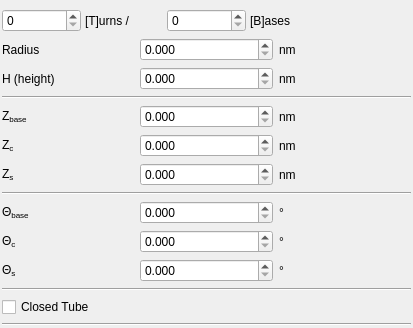
First picture: the form in ui/config.ui, repository NATuG3/NATuG3, before the edit.
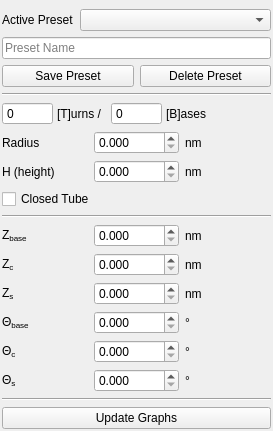
Second picture: the form after the edit.

```diff
--- a/ui/config.ui
+++ b/ui/config.ui
@@ -6,8 +6,8 @@
    <rect>
     <x>0</x>
     <y>0</y>
-    <width>413</width>
-    <height>306</height>
+    <width>273</width>
+    <height>413</height>
    </rect>
   </property>
   <property name="windowTitle">
@@ -26,20 +26,27 @@
    <property name="bottomMargin">
     <number>2</number>
    </property>
-   <item row="7" column="1">
-    <widget class="QLabel" name="label_16">
-     <property name="toolTip">
-      <string extracomment="The vertical height between two NEMids on different helices of the same double helix"/>
+   <item row="17" column="1">
+    <widget class="QLabel" name="label_18">
+     <property name="statusTip">
+      <string>The angle about the helix axis between two NEMids on different helices of a double helix</string>
      </property>
+     <property name="text">
+      <string>Θ&lt;sub&gt;s&lt;/sub&gt;</string>
+     </property>
+    </widget>
+   </item>
+   <item row="11" column="1">
+    <widget class="QLabel" name="label_8">
      <property name="statusTip">
       <string>The vertical height between two NEMids on different helices of the same double helix</string>
      </property>
      <property name="text">
-      <string>Z&lt;sub&gt;s&lt;/sub&gt;</string>
+      <string>&lt;html&gt;&lt;head/&gt;&lt;body&gt;&lt;p&gt;Z&lt;span style=&quot; vertical-align:sub;&quot;&gt;base&lt;/span&gt;&lt;/p&gt;&lt;/body&gt;&lt;/html&gt;</string>
      </property>
     </widget>
    </item>
-   <item row="1" column="1" colspan="3">
+   <item row="6" column="1" colspan="3">
     <layout class="QHBoxLayout" name="horizontalLayout_2">
      <property name="spacing">
       <number>4</number>
@@ -49,6 +56,12 @@
        <property name="statusTip">
         <string/>
        </property>
+       <property name="buttonSymbols">
+        <enum>QAbstractSpinBox::NoButtons</enum>
+       </property>
+       <property name="displayIntegerBase">
+        <number>10</number>
+       </property>
       </widget>
      </item>
      <item>
@@ -65,7 +78,11 @@
       </widget>
      </item>
      <item>
-      <widget class="QSpinBox" name="spinBox_2"/>
+      <widget class="QSpinBox" name="spinBox_2">
+       <property name="buttonSymbols">
+        <enum>QAbstractSpinBox::NoButtons</enum>
+       </property>
+      </widget>
      </item>
      <item>
       <widget class="QLabel" name="label_5">
@@ -89,17 +106,7 @@
      </item>
     </layout>
    </item>
-   <item row="5" column="1">
-    <widget class="QLabel" name="label_8">
-     <property name="statusTip">
-      <string>The angle that one base makes about the helix axis.</string>
-     </property>
-     <property name="text">
-      <string>&lt;html&gt;&lt;head/&gt;&lt;body&gt;&lt;p&gt;Z&lt;span style=&quot; vertical-align:sub;&quot;&gt;base&lt;/span&gt;&lt;/p&gt;&lt;/body&gt;&lt;/html&gt;</string>
-     </property>
-    </widget>
-   </item>
-   <item row="3" column="1">
+   <item row="8" column="1">
     <widget class="QLabel" name="label">
      <property name="statusTip">
       <string>The height of one turn of the helix of a nucleic acid</string>
@@ -109,48 +116,14 @@
      </property>
     </widget>
    </item>
-   <item row="10" column="1">
-    <widget class="QLabel" name="label_9">
-     <property name="statusTip">
-      <string>The angle that one base makes about the helix axis</string>
-     </property>
-     <property name="text">
-      <string>Θ&lt;sub&gt;base&lt;/sub&gt;</string>
-     </property>
-    </widget>
-   </item>
-   <item row="12" column="1">
-    <widget class="QLabel" name="label_18">
-     <property name="statusTip">
-      <string>The angle about the helix axis between two NEMids on different helices of a double helix</string>
-     </property>
-     <property name="text">
-      <string>Θ&lt;sub&gt;s&lt;/sub&gt;</string>
-     </property>
-    </widget>
-   </item>
-   <item row="2" column="2">
-    <widget class="QDoubleSpinBox" name="doubleSpinBox_2">
-     <property name="decimals">
-      <number>3</number>
-     </property>
-    </widget>
-   </item>
-   <item row="15" column="1" colspan="3">
-    <widget class="Line" name="line_4">
-     <property name="orientation">
-      <enum>Qt::Horizontal</enum>
-     </property>
-    </widget>
-   </item>
-   <item row="3" column="3">
-    <widget class="QLabel" name="label_6">
+   <item row="7" column="3">
+    <widget class="QLabel" name="label_7">
      <property name="text">
       <string>nm</string>
      </property>
     </widget>
    </item>
-   <item row="2" column="1">
+   <item row="7" column="1">
     <widget class="QLabel" name="label_4">
      <property name="statusTip">
       <string>The radius of a given domain</string>
@@ -160,35 +133,21 @@
      </property>
     </widget>
    </item>
-   <item row="2" column="3">
-    <widget class="QLabel" name="label_7">
-     <property name="text">
-      <string>nm</string>
+   <item row="22" column="1" colspan="3">
+    <widget class="Line" name="line_4">
+     <property name="orientation">
+      <enum>Qt::Horizontal</enum>
      </property>
     </widget>
    </item>
-   <item row="10" column="3">
+   <item row="15" column="3">
     <widget class="QLabel" name="label_11">
      <property name="text">
       <string>°</string>
      </property>
     </widget>
    </item>
-   <item row="11" column="2">
-    <widget class="QDoubleSpinBox" name="doubleSpinBox_6">
-     <property name="decimals">
-      <number>3</number>
-     </property>
-    </widget>
-   </item>
-   <item row="11" column="3">
-    <widget class="QLabel" name="label_15">
-     <property name="text">
-      <string>°</string>
-     </property>
-    </widget>
-   </item>
-   <item row="10" column="2">
+   <item row="15" column="2">
     <widget class="QDoubleSpinBox" name="doubleSpinBox_4">
      <property name="statusTip">
       <string/>
@@ -198,129 +157,62 @@
      </property>
     </widget>
    </item>
-   <item row="5" column="3">
+   <item row="16" column="3">
+    <widget class="QLabel" name="label_15">
+     <property name="text">
+      <string>°</string>
+     </property>
+    </widget>
+   </item>
+   <item row="11" column="3">
     <widget class="QLabel" name="label_10">
      <property name="text">
       <string>nm</string>
      </property>
     </widget>
    </item>
-   <item row="6" column="2">
+   <item row="7" column="2">
+    <widget class="QDoubleSpinBox" name="doubleSpinBox_2">
+     <property name="decimals">
+      <number>3</number>
+     </property>
+    </widget>
+   </item>
+   <item row="12" column="2">
     <widget class="QDoubleSpinBox" name="doubleSpinBox_5">
      <property name="decimals">
       <number>3</number>
      </property>
     </widget>
    </item>
-   <item row="6" column="1">
-    <widget class="QLabel" name="label_12">
-     <property name="toolTip">
-      <string/>
-     </property>
-     <property name="statusTip">
-      <string>The height a helix climbs as it rotates through the characteristic angle</string>
-     </property>
-     <property name="text">
-      <string>Z&lt;sub&gt;c&lt;/sub&gt;</string>
-     </property>
-    </widget>
-   </item>
-   <item row="5" column="2">
-    <widget class="QDoubleSpinBox" name="doubleSpinBox_3">
-     <property name="decimals">
-      <number>3</number>
-     </property>
-    </widget>
-   </item>
-   <item row="7" column="3">
+   <item row="13" column="3">
     <widget class="QLabel" name="label_17">
      <property name="text">
       <string>nm</string>
      </property>
     </widget>
    </item>
-   <item row="7" column="2">
-    <widget class="QDoubleSpinBox" name="doubleSpinBox_7">
-     <property name="statusTip">
-      <string/>
-     </property>
+   <item row="16" column="2">
+    <widget class="QDoubleSpinBox" name="doubleSpinBox_6">
      <property name="decimals">
       <number>3</number>
      </property>
     </widget>
    </item>
-   <item row="6" column="3">
-    <widget class="QLabel" name="label_13">
-     <property name="text">
-      <string>nm</string>
-     </property>
-    </widget>
-   </item>
-   <item row="3" column="2">
-    <widget class="QDoubleSpinBox" name="doubleSpinBox">
-     <property name="decimals">
-      <number>3</number>
-     </property>
-    </widget>
-   </item>
-   <item row="4" column="1" colspan="3">
+   <item row="10" column="1" colspan="3">
     <widget class="Line" name="line_2">
      <property name="orientation">
       <enum>Qt::Horizontal</enum>
      </property>
     </widget>
    </item>
-   <item row="13" column="1" colspan="3">
-    <widget class="Line" name="line_3">
-     <property name="orientation">
-      <enum>Qt::Horizontal</enum>
-     </property>
-    </widget>
-   </item>
-   <item row="11" column="1">
-    <widget class="QLabel" name="label_14">
-     <property name="statusTip">
-      <string>The smallest angle about the helix axis possible between two NEMids on the same helix</string>
-     </property>
-     <property name="text">
-      <string>Θ&lt;sub&gt;c&lt;/sub&gt;</string>
-     </property>
-    </widget>
-   </item>
-   <item row="8" column="1" colspan="3">
-    <widget class="Line" name="line">
-     <property name="orientation">
-      <enum>Qt::Horizontal</enum>
-     </property>
-    </widget>
-   </item>
-   <item row="16" column="1" colspan="3">
-    <spacer name="verticalSpacer">
-     <property name="orientation">
-      <enum>Qt::Vertical</enum>
-     </property>
-     <property name="sizeHint" stdset="0">
-      <size>
-       <width>20</width>
-       <height>40</height>
-      </size>
-     </property>
-    </spacer>
-   </item>
-   <item row="12" column="2">
-    <widget class="QDoubleSpinBox" name="doubleSpinBox_8">
+   <item row="11" column="2">
+    <widget class="QDoubleSpinBox" name="doubleSpinBox_3">
      <property name="decimals">
       <number>3</number>
      </property>
     </widget>
    </item>
-   <item row="12" column="3">
-    <widget class="QLabel" name="label_19">
-     <property name="text">
-      <string>°</string>
-     </property>
-    </widget>
-   </item>
    <item row="0" column="1" colspan="3">
     <spacer name="verticalSpacer_2">
      <property name="orientation">
@@ -337,7 +229,134 @@
      </property>
     </spacer>
    </item>
-   <item row="14" column="1" colspan="3">
+   <item row="13" column="2">
+    <widget class="QDoubleSpinBox" name="doubleSpinBox_7">
+     <property name="statusTip">
+      <string/>
+     </property>
+     <property name="decimals">
+      <number>3</number>
+     </property>
+    </widget>
+   </item>
+   <item row="8" column="2">
+    <widget class="QDoubleSpinBox" name="doubleSpinBox">
+     <property name="decimals">
+      <number>3</number>
+     </property>
+    </widget>
+   </item>
+   <item row="12" column="3">
+    <widget class="QLabel" name="label_13">
+     <property name="text">
+      <string>nm</string>
+     </property>
+    </widget>
+   </item>
+   <item row="16" column="1">
+    <widget class="QLabel" name="label_14">
+     <property name="statusTip">
+      <string>The smallest angle about the helix axis possible between two NEMids on the same helix</string>
+     </property>
+     <property name="text">
+      <string>Θ&lt;sub&gt;c&lt;/sub&gt;</string>
+     </property>
+    </widget>
+   </item>
+   <item row="17" column="2">
+    <widget class="QDoubleSpinBox" name="doubleSpinBox_8">
+     <property name="decimals">
+      <number>3</number>
+     </property>
+    </widget>
+   </item>
+   <item row="17" column="3">
+    <widget class="QLabel" name="label_19">
+     <property name="text">
+      <string>°</string>
+     </property>
+    </widget>
+   </item>
+   <item row="12" column="1">
+    <widget class="QLabel" name="label_12">
+     <property name="toolTip">
+      <string/>
+     </property>
+     <property name="statusTip">
+      <string>The height a helix climbs as it rotates through the characteristic angle</string>
+     </property>
+     <property name="text">
+      <string>Z&lt;sub&gt;c&lt;/sub&gt;</string>
+     </property>
+    </widget>
+   </item>
+   <item row="15" column="1">
+    <widget class="QLabel" name="label_9">
+     <property name="statusTip">
+      <string>The angle that one base makes about the helix axis</string>
+     </property>
+     <property name="text">
+      <string>Θ&lt;sub&gt;base&lt;/sub&gt;</string>
+     </property>
+    </widget>
+   </item>
+   <item row="13" column="1">
+    <widget class="QLabel" name="label_16">
+     <property name="toolTip">
+      <string extracomment="The vertical height between two NEMids on different helices of the same double helix"/>
+     </property>
+     <property name="statusTip">
+      <string>The vertical height between two NEMids on different helices of the same double helix</string>
+     </property>
+     <property name="text">
+      <string>Z&lt;sub&gt;s&lt;/sub&gt;</string>
+     </property>
+    </widget>
+   </item>
+   <item row="2" column="1" colspan="3">
+    <layout class="QGridLayout" name="gridLayout_2">
+     <item row="1" column="0">
+      <widget class="QPushButton" name="pushButton_3">
+       <property name="statusTip">
+        <string>Save current state as preset with above name</string>
+       </property>
+       <property name="text">
+        <string>Save Preset</string>
+       </property>
+      </widget>
+     </item>
+     <item row="1" column="1">
+      <widget class="QPushButton" name="pushButton_2">
+       <property name="statusTip">
+        <string>Delete preset with above name</string>
+       </property>
+       <property name="text">
+        <string>Delete Preset</string>
+       </property>
+      </widget>
+     </item>
+     <item row="0" column="0" colspan="2">
+      <widget class="QLineEdit" name="lineEdit">
+       <property name="statusTip">
+        <string>Name of preset to delete/name to give to current state</string>
+       </property>
+       <property name="inputMask">
+        <string/>
+       </property>
+       <property name="text">
+        <string/>
+       </property>
+       <property name="frame">
+        <bool>true</bool>
+       </property>
+       <property name="placeholderText">
+        <string>Preset Name</string>
+       </property>
+      </widget>
+     </item>
+    </layout>
+   </item>
+   <item row="9" column="1" colspan="3">
     <widget class="QCheckBox" name="checkBox">
      <property name="statusTip">
       <string>Indicates whether the tube is closed (and thus actually a tube) or not</string>
@@ -347,6 +366,70 @@
      </property>
     </widget>
    </item>
+   <item row="1" column="1" colspan="3">
+    <layout class="QHBoxLayout" name="horizontalLayout_4">
+     <item>
+      <widget class="QLabel" name="label_20">
+       <property name="sizePolicy">
+        <sizepolicy hsizetype="Fixed" vsizetype="Fixed">
+         <horstretch>0</horstretch>
+         <verstretch>0</verstretch>
+        </sizepolicy>
+       </property>
+       <property name="statusTip">
+        <string>Current preset</string>
+       </property>
+       <property name="text">
+        <string>Active Preset</string>
+       </property>
+      </widget>
+     </item>
+     <item>
+      <widget class="QComboBox" name="comboBox">
+       <property name="statusTip">
+        <string>Name of the current preset</string>
+       </property>
+      </widget>
+     </item>
+    </layout>
+   </item>
+   <item row="25" column="1" colspan="3">
+    <widget class="QPushButton" name="pushButton">
+     <property name="statusTip">
+      <string>Update the DNA View graphs with current information</string>
+     </property>
+     <property name="text">
+      <string>Update Graphs</string>
+     </property>
+    </widget>
+   </item>
+   <item row="8" column="3">
+    <widget class="QLabel" name="label_6">
+     <property name="text">
+      <string>nm</string>
+     </property>
+    </widget>
+   </item>
+   <item row="3" column="1" colspan="3">
+    <widget class="Line" name="line">
+     <property name="orientation">
+      <enum>Qt::Horizontal</enum>
+     </property>
+    </widget>
+   </item>
+   <item row="26" column="1" colspan="3">
+    <spacer name="verticalSpacer">
+     <property name="orientation">
+      <enum>Qt::Vertical</enum>
+     </property>
+     <property name="sizeHint" stdset="0">
+      <size>
+       <width>20</width>
+       <height>40</height>
+      </size>
+     </property>
+    </spacer>
+   </item>
   </layout>
  </widget>
  <resources/>
```
Left out of the diff: 2 changed lines with no effect on the pictures.
